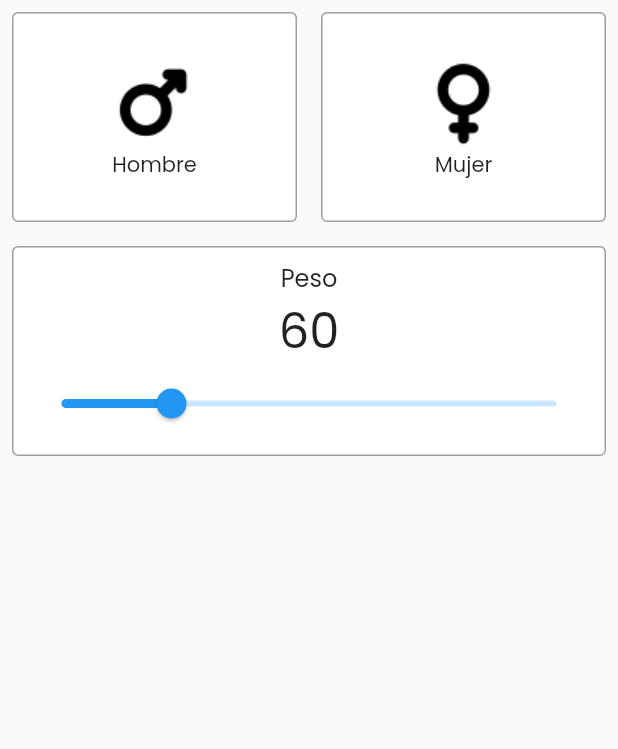
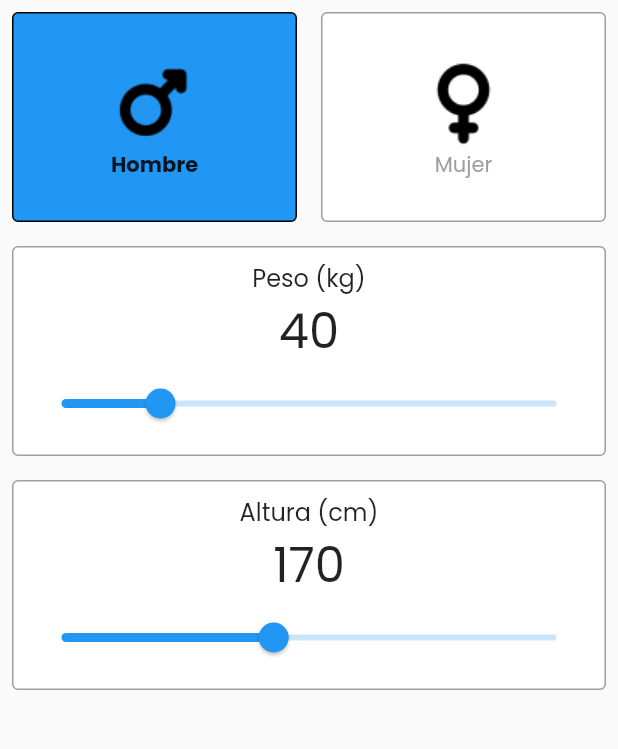
Before and after one commit to paulocrr/codigo4_bmi, a Flutter app: the screen it shows after launch, on a phone screen of 412 x 824 dp, the part 84-833 px from its top. Run offline on Flutter 3.47's test engine with Material 2 defaults, Android fonts, the phone set to English and light mode, and no system bars.

Commit message:
aplicacion al 50%

```diff
--- a/lib/my_home_page.dart
+++ b/lib/my_home_page.dart
@@ -1,4 +1,6 @@
 import 'package:codigo4_bmi/widgets/custom_card.dart';
+import 'package:codigo4_bmi/widgets/selector_card.dart';
+import 'package:codigo4_bmi/widgets/slider_card.dart';
 import 'package:flutter/material.dart';
 
 class MyHomePage extends StatelessWidget {
@@ -16,55 +18,19 @@ class MyHomePage extends StatelessWidget {
         ),
       ),
       body: Column(
-        children: [
-          Row(
-            children: [
-              Expanded(
-                child: CustomCard(
-                  child: Column(
-                    mainAxisAlignment: MainAxisAlignment.center,
-                    children: [
-                      Image.asset("images/male.png"),
-                      const Text("Hombre"),
-                    ],
-                  ),
-                ),
-              ),
-              Expanded(
-                child: CustomCard(
-                  child: Column(
-                    mainAxisAlignment: MainAxisAlignment.center,
-                    children: [
-                      Image.asset("images/female.png"),
-                      const Text("Mujer"),
-                    ],
-                  ),
-                ),
-              ),
-            ],
+        children: const [
+          SelectorCard(),
+          SliderCard(
+            title: 'Peso (kg)',
+            min: 20,
+            max: 120,
+            initialValue: 40,
           ),
-          CustomCard(
-            child: Padding(
-              padding: const EdgeInsets.all(8.0),
-              child: Column(
-                children: [
-                  const Text(
-                    "Peso",
-                    style: TextStyle(fontSize: 16),
-                  ),
-                  const Text(
-                    "60",
-                    style: TextStyle(fontSize: 32),
-                  ),
-                  Slider(
-                    min: 20,
-                    max: 200,
-                    value: 60,
-                    onChanged: (_) {},
-                  ),
-                ],
-              ),
-            ),
+          SliderCard(
+            title: 'Altura (cm)',
+            min: 140,
+            max: 210,
+            initialValue: 170,
           ),
         ],
       ),
--- a/lib/widgets/custom_card.dart
+++ b/lib/widgets/custom_card.dart
@@ -2,7 +2,14 @@ import 'package:flutter/material.dart';
 
 class CustomCard extends StatelessWidget {
   final Widget child;
-  const CustomCard({super.key, required this.child});
+  final Color backgroundColor;
+  final Color borderColor;
+  const CustomCard({
+    super.key,
+    required this.child,
+    this.backgroundColor = Colors.white,
+    this.borderColor = Colors.grey,
+  });
 
   @override
   Widget build(BuildContext context) {
@@ -11,9 +18,9 @@ class CustomCard extends StatelessWidget {
       child: Container(
         height: 140,
         decoration: BoxDecoration(
-          border: Border.all(color: Colors.grey),
+          border: Border.all(color: borderColor),
           borderRadius: const BorderRadius.all(Radius.circular(4)),
-          color: Colors.white,
+          color: backgroundColor,
         ),
         child: child,
       ),
--- /dev/null
+++ b/lib/widgets/selector_card.dart
@@ -0,0 +1,60 @@
+import 'package:codigo4_bmi/widgets/custom_card.dart';
+import 'package:flutter/material.dart';
+
+class SelectorCard extends StatefulWidget {
+  const SelectorCard({super.key});
+
+  @override
+  State<SelectorCard> createState() => _SelectorCardState();
+}
+
+class _SelectorCardState extends State<SelectorCard> {
+  var _isSelected = true;
+
+  @override
+  Widget build(BuildContext context) {
+    return Row(
+      children: [
+        Expanded(
+          child: CustomCard(
+            backgroundColor: _isSelected ? Colors.blue : Colors.white,
+            borderColor: _isSelected ? Colors.black : Colors.grey,
+            child: Column(
+              mainAxisAlignment: MainAxisAlignment.center,
+              children: [
+                Image.asset("images/male.png"),
+                Text(
+                  "Hombre",
+                  style: _isSelected
+                      ? const TextStyle(fontWeight: FontWeight.bold)
+                      : const TextStyle(fontWeight: FontWeight.normal),
+                ),
+              ],
+            ),
+          ),
+        ),
+        Expanded(
+          child: CustomCard(
+            backgroundColor: !_isSelected ? Colors.blue : Colors.white,
+            borderColor: !_isSelected ? Colors.black : Colors.grey,
+            child: Column(
+              mainAxisAlignment: MainAxisAlignment.center,
+              children: [
+                Image.asset("images/female.png"),
+                Text(
+                  "Mujer",
+                  style: !_isSelected
+                      ? const TextStyle(fontWeight: FontWeight.bold)
+                      : const TextStyle(
+                          fontWeight: FontWeight.normal,
+                          color: Colors.grey,
+                        ),
+                ),
+              ],
+            ),
+          ),
+        ),
+      ],
+    );
+  }
+}
--- /dev/null
+++ b/lib/widgets/slider_card.dart
@@ -0,0 +1,62 @@
+import 'package:codigo4_bmi/widgets/custom_card.dart';
+import 'package:flutter/material.dart';
+
+class SliderCard extends StatefulWidget {
+  final String title;
+  final double min;
+  final double max;
+  final double initialValue;
+
+  const SliderCard({
+    super.key,
+    required this.title,
+    required this.min,
+    required this.max,
+    required this.initialValue,
+  });
+
+  @override
+  State<SliderCard> createState() => _SliderCardState();
+}
+
+class _SliderCardState extends State<SliderCard> {
+  late double currentValue;
+
+  @override
+  void initState() {
+    super.initState();
+
+    currentValue = widget.initialValue;
+  }
+
+  @override
+  Widget build(BuildContext context) {
+    return CustomCard(
+      child: Padding(
+        padding: const EdgeInsets.all(8.0),
+        child: Column(
+          children: [
+            Text(
+              widget.title,
+              style: const TextStyle(fontSize: 16),
+            ),
+            Text(
+              '${currentValue.round()}',
+              style: const TextStyle(fontSize: 32),
+            ),
+            Slider(
+              min: widget.min,
+              max: widget.max,
+              value: currentValue,
+              onChanged: (value) {
+                setState(() {
+                  currentValue = value;
+                });
+              },
+            ),
+          ],
+        ),
+      ),
+    );
+  }
+}
```
